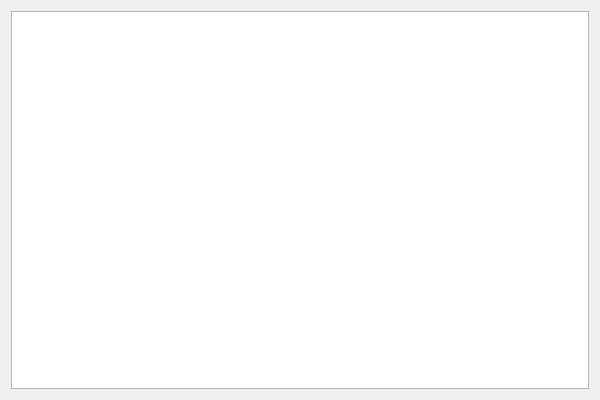
This is QGraphicView_Demo/QGraphicView_Demo.ui in SHM-white/Red_Alert_2_INI_Node_Editor as Qt 5 draws it before an edit. The edited form follows.
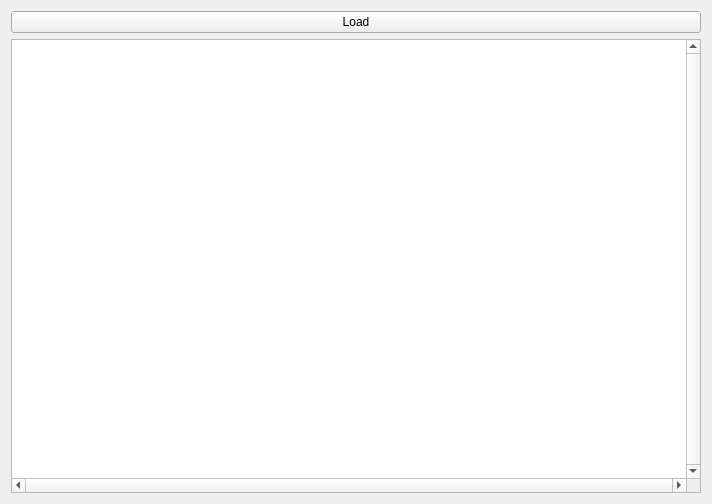
This is the edited form.

Diff of the .ui file:
```diff
--- a/QGraphicView_Demo/QGraphicView_Demo.ui
+++ b/QGraphicView_Demo/QGraphicView_Demo.ui
@@ -6,16 +6,30 @@
    <rect>
     <x>0</x>
     <y>0</y>
-    <width>600</width>
-    <height>400</height>
+    <width>712</width>
+    <height>504</height>
    </rect>
   </property>
   <property name="windowTitle">
    <string>QGraphicView_Demo</string>
   </property>
-  <layout class="QHBoxLayout" name="horizontalLayout">
+  <layout class="QVBoxLayout" name="verticalLayout">
    <item>
-    <widget class="QGraphicsView" name="graphicsView"/>
+    <widget class="QPushButton" name="pushButton">
+     <property name="text">
+      <string>Load</string>
+     </property>
+    </widget>
+   </item>
+   <item>
+    <widget class="QGraphicsView" name="graphicsView">
+     <property name="verticalScrollBarPolicy">
+      <enum>Qt::ScrollBarPolicy::ScrollBarAlwaysOn</enum>
+     </property>
+     <property name="horizontalScrollBarPolicy">
+      <enum>Qt::ScrollBarPolicy::ScrollBarAlwaysOn</enum>
+     </property>
+    </widget>
    </item>
   </layout>
  </widget>
```
